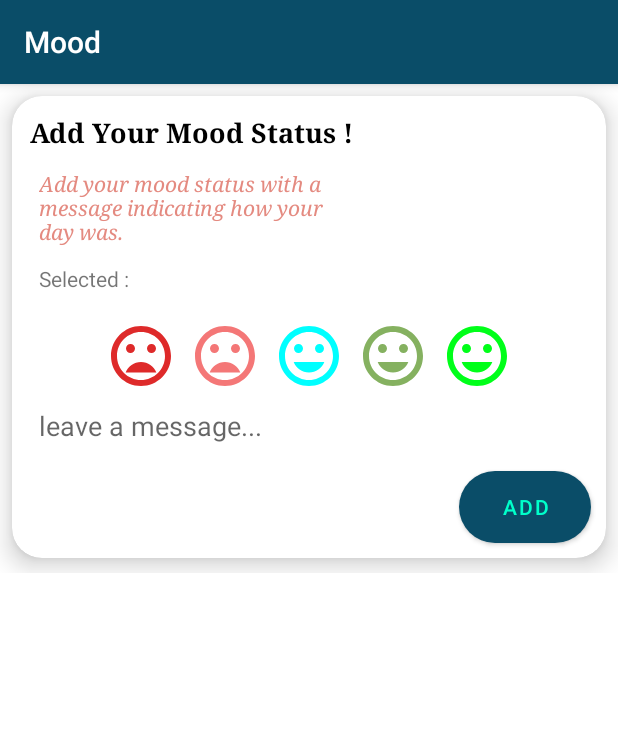
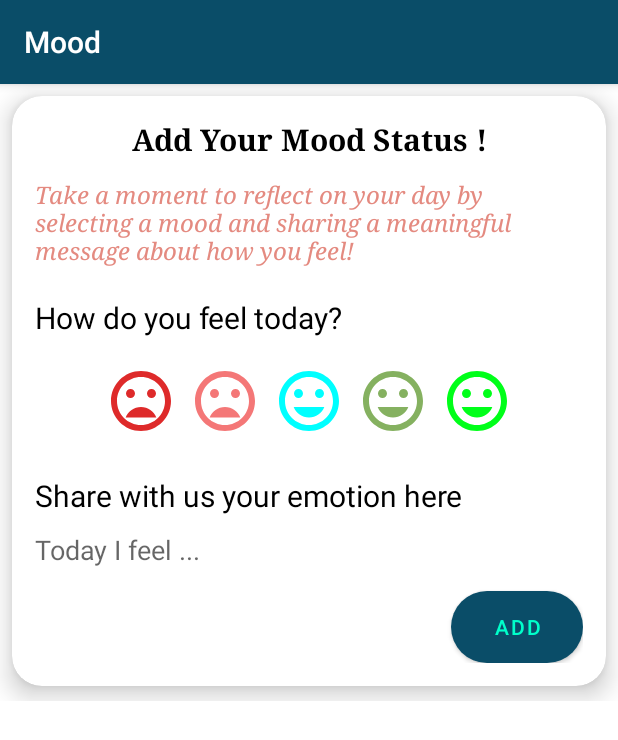
Before and after one commit to congbangitiu/RydRotin-Habit-Tracker, an Android app: the MoodActivity screen opened directly, with no data from a screen before it, on a phone screen of 412 x 824 dp. Shown: the top 740 px of the screen. Run offline under Robolectric (Android 15) with nearby library versions, the phone set to English and light mode, and no system bars; our stand-ins replace Room's generated code.

Commit message:
Update UI for Mood

```diff
--- a/app/src/main/java/com/zkrallah/z_habits/ui/mood/MoodActivity.kt
+++ b/app/src/main/java/com/zkrallah/z_habits/ui/mood/MoodActivity.kt
@@ -50,7 +50,7 @@ class MoodActivity : AppCompatActivity() {
                             var mood = viewModel.mood.value
                             if (mood != null) {
                                 mood.value = selected
-                                mood.message = binding.edtMessage.text.toString()
+                                mood.message = binding.editMessage.text.toString()
                                 viewModel.updateMood(mood)
                                 adapter.editItem(mood)
                                 Snackbar.make(
@@ -60,7 +60,7 @@ class MoodActivity : AppCompatActivity() {
                                 ).show()
                             } else {
                                 mood = Mood(
-                                    selected, binding.edtMessage.text.toString(), date
+                                    selected, binding.editMessage.text.toString(), date
                                 )
                                 viewModel.insertMood(mood)
                                 adapter.addItem(mood)
--- a/app/src/main/res/layout/activity_mood.xml
+++ b/app/src/main/res/layout/activity_mood.xml
@@ -7,10 +7,10 @@
     android:layout_width="match_parent"
     android:layout_height="wrap_content">
 
-<androidx.constraintlayout.widget.ConstraintLayout
-    android:layout_width="match_parent"
-    android:layout_height="match_parent"
-    tools:context=".ui.mood.MoodActivity">
+    <androidx.constraintlayout.widget.ConstraintLayout
+        android:layout_width="match_parent"
+        android:layout_height="match_parent"
+        tools:context=".ui.mood.MoodActivity">
 
     <androidx.cardview.widget.CardView
         android:id="@+id/add_mood"
@@ -26,32 +26,34 @@
 
         <androidx.constraintlayout.widget.ConstraintLayout
             android:layout_width="match_parent"
-            android:layout_height="wrap_content">
+            android:layout_height="wrap_content"
+            android:padding="15dp">
 
             <TextView
                 android:id="@+id/title"
-                android:layout_width="wrap_content"
+                android:layout_width="match_parent"
                 android:layout_height="wrap_content"
-                android:layout_marginStart="12dp"
-                android:layout_marginTop="12dp"
                 android:text="Add Your Mood Status !"
                 android:textColor="@color/titles"
-                android:textSize="18sp"
+                android:textSize="20sp"
                 app:fontFamily="serif"
                 android:textStyle="bold"
+                android:gravity="center"
+                android:textAlignment="center"
                 app:layout_constraintTop_toTopOf="parent"
-                app:layout_constraintStart_toStartOf="parent"/>
+                app:layout_constraintStart_toStartOf="parent"
+                app:layout_constraintEnd_toEndOf="parent" />
+
 
             <TextView
                 android:id="@+id/mood_quote"
-                android:layout_width="wrap_content"
+                android:layout_width="match_parent"
                 android:layout_height="wrap_content"
                 android:maxWidth="200dp"
                 android:layout_marginTop="12dp"
-                android:layout_marginStart="18dp"
-                android:text="Add your mood status with a message indicating how your day was."
+                android:text="Take a moment to reflect on your day by selecting a mood and sharing a meaningful message about how you feel!"
                 android:textColor="@color/light_red"
-                android:textSize="14sp"
+                android:textSize="16sp"
                 app:fontFamily="serif"
                 android:textStyle="italic"
                 app:layout_constraintTop_toBottomOf="@+id/title"
@@ -61,18 +63,20 @@
                 android:id="@+id/selected"
                 android:layout_width="wrap_content"
                 android:layout_height="wrap_content"
-                android:layout_marginTop="12dp"
-                android:layout_marginStart="18dp"
-                android:text="Selected : "
+                android:layout_marginTop="20dp"
+                android:textSize="20sp"
+                android:textColor="@color/dark_black"
+                android:text="How do you feel today?"
                 app:layout_constraintStart_toStartOf="parent"
                 app:layout_constraintTop_toBottomOf="@+id/mood_quote"/>
 
             <androidx.constraintlayout.widget.ConstraintLayout
+                android:id="@+id/emotion"
                 android:layout_width="match_parent"
                 android:layout_height="wrap_content"
                 android:layout_margin="10dp"
                 app:layout_constraintTop_toBottomOf="@+id/selected"
-                app:layout_constraintBottom_toTopOf="@+id/edt_message">
+                app:layout_constraintBottom_toTopOf="@+id/msg">
 
                 <ImageView
                     android:id="@+id/very_bad"
@@ -128,28 +132,39 @@
 
             </androidx.constraintlayout.widget.ConstraintLayout>
 
-            <EditText
-                android:id="@+id/edt_message"
+            <TextView
+                android:id="@+id/msg"
                 android:layout_width="wrap_content"
                 android:layout_height="wrap_content"
-                android:layout_marginTop="12dp"
-                android:layout_marginStart="18dp"
+                android:layout_marginTop="15dp"
+                android:textSize="20sp"
+                android:textColor="@color/dark_black"
+                android:text="Share with us your emotion here"
+                app:layout_constraintStart_toStartOf="parent"
+                app:layout_constraintTop_toBottomOf="@+id/emotion"
+                app:layout_constraintBottom_toTopOf="@+id/edit_message"/>
+
+            <EditText
+                android:id="@+id/edit_message"
+                android:layout_width="wrap_content"
+                android:layout_height="wrap_content"
+                android:layout_marginTop="10dp"
                 android:layout_marginBottom="12dp"
                 android:paddingEnd="8dp"
-                android:hint="leave a message..."
+                android:textSize="18sp"
+                android:hint="Today I feel ..."
                 android:background="@android:color/transparent"
-                app:layout_constraintBottom_toBottomOf="parent"
                 app:layout_constraintStart_toStartOf="parent"
-                app:layout_constraintTop_toBottomOf="@+id/selected"/>
+                app:layout_constraintTop_toBottomOf="@+id/msg"/>
 
             <Button
                 android:id="@+id/btn"
                 android:text="Add"
                 android:layout_width="wrap_content"
                 android:layout_height="wrap_content"
-                android:layout_margin="10dp"
+                android:layout_marginTop="15dp"
                 android:background="@drawable/dialog_bg"
-                app:layout_constraintBottom_toBottomOf="parent"
+                app:layout_constraintTop_toBottomOf="@+id/edit_message"
                 app:layout_constraintEnd_toEndOf="parent" />
 
         </androidx.constraintlayout.widget.ConstraintLayout>
@@ -159,12 +174,10 @@
         android:id="@+id/recycler_mood"
         android:layout_width="match_parent"
         android:layout_height="wrap_content"
-        android:layout_marginTop="10dp"
+        android:layout_margin="10dp"
         app:layout_constraintStart_toStartOf="parent"
         app:layout_constraintEnd_toEndOf="parent"
-        app:layout_constraintTop_toBottomOf="@+id/add_mood"
-        />
+        app:layout_constraintTop_toBottomOf="@+id/add_mood" />
 
-</androidx.constraintlayout.widget.ConstraintLayout>
-
+    </androidx.constraintlayout.widget.ConstraintLayout>
 </ScrollView>
--- a/app/src/main/res/layout/mood_item.xml
+++ b/app/src/main/res/layout/mood_item.xml
@@ -18,10 +18,10 @@
             android:id="@+id/date"
             android:layout_width="wrap_content"
             android:layout_height="wrap_content"
-            android:layout_marginStart="12dp"
-            android:layout_marginTop="12dp"
             android:text="Date"
             android:textColor="@color/titles"
+            android:layout_marginTop="12dp"
+            android:layout_marginStart="15dp"
             android:textSize="18sp"
             android:textStyle="bold"
             app:fontFamily="serif"
@@ -32,11 +32,11 @@
             android:id="@+id/value"
             android:layout_width="wrap_content"
             android:layout_height="wrap_content"
-            android:layout_marginStart="12dp"
-            android:layout_marginTop="12dp"
+            android:layout_marginTop="8dp"
+            android:layout_marginStart="15dp"
             android:text="Value"
             android:textColor="#FF0000"
-            android:textSize="14sp"
+            android:textSize="16sp"
             android:textStyle="italic"
             app:fontFamily="serif"
             app:layout_constraintStart_toStartOf="parent"
@@ -46,8 +46,8 @@
             android:id="@+id/message"
             android:layout_width="wrap_content"
             android:layout_height="wrap_content"
-            android:layout_marginStart="12dp"
-            android:layout_marginTop="12dp"
+            android:layout_marginTop="8dp"
+            android:layout_marginStart="15dp"
             android:layout_marginEnd="8dp"
             android:layout_marginBottom="12dp"
             android:paddingBottom="10dp"
@@ -55,7 +55,7 @@
             android:text="Message"
             android:textIsSelectable="true"
             android:textColor="@color/light_red"
-            android:textSize="14sp"
+            android:textSize="16sp"
             android:textStyle="italic"
             app:fontFamily="serif"
             app:layout_constraintStart_toStartOf="parent"
@@ -65,11 +65,13 @@
         <ImageView
             android:id="@+id/mood_image"
             android:layout_width="100dp"
-            android:layout_height="0dp"
+            android:layout_height="100dp"
+            android:layout_marginEnd="5dp"
             app:layout_constraintBottom_toBottomOf="parent"
             app:layout_constraintEnd_toEndOf="parent"
             app:layout_constraintTop_toTopOf="parent" />
 
 
     </androidx.constraintlayout.widget.ConstraintLayout>
+
 </androidx.cardview.widget.CardView>
--- a/app/src/main/res/values/colors.xml
+++ b/app/src/main/res/values/colors.xml
@@ -11,6 +11,7 @@
 
     <!--COLOR PALETTE :-->
     <color name="dark_green">#0A4D68</color>
+    <color name="dark_black">#000000</color>
     <color name="mint_green">#088395</color>
     <color name="teal_dark">#05BFDB</color>
     <color name="teal_light">#00FFCA</color>
```
